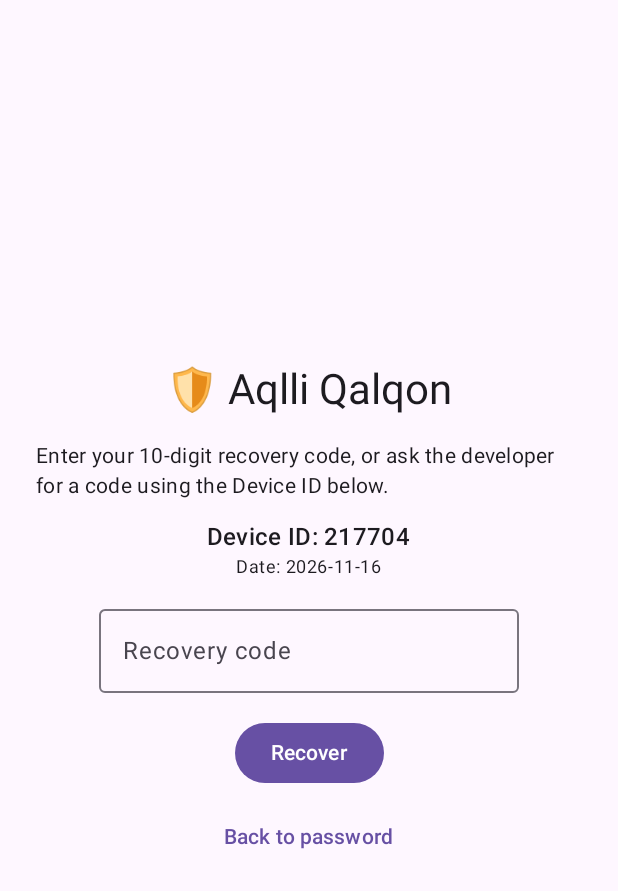
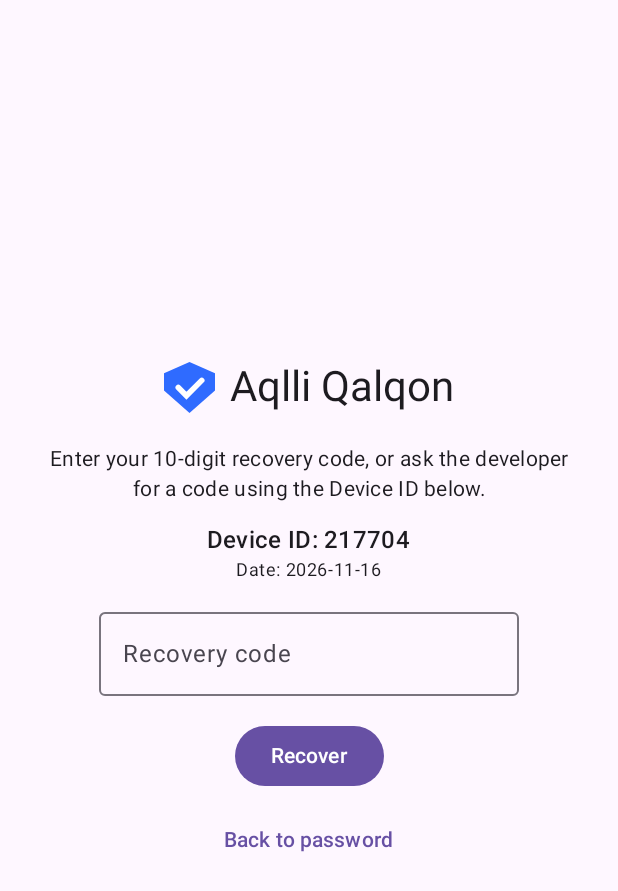
Before and after one commit to jsr1611/qalqon, an Android app built with Jetpack Compose: the screen it shows after launch (MainActivity), after a tap on "Forgot password?", on a phone screen of 412 x 824 dp. Shown: the top 891 px of the screen. Run offline under Robolectric (Android 15) with nearby library versions, the phone set to English and light mode, and no system bars; 2 other taps on this screen came first.

Commit message:
Unlock/recovery screen: blue brand shield and centered text

```diff
--- a/app/src/main/java/uz/jumanazar/qalqon/MainActivity.kt
+++ b/app/src/main/java/uz/jumanazar/qalqon/MainActivity.kt
@@ -223,9 +223,13 @@ private fun PinGate(
         verticalArrangement = Arrangement.Center,
         horizontalAlignment = Alignment.CenterHorizontally
     ) {
-        Text("🛡 " + stringResource(R.string.app_name),
-            style = MaterialTheme.typography.headlineMedium)
-        Spacer(Modifier.height(16.dp))
+        Row(verticalAlignment = Alignment.CenterVertically) {
+            BrandShield(Modifier.size(34.dp))
+            Spacer(Modifier.width(10.dp))
+            Text(stringResource(R.string.app_name),
+                style = MaterialTheme.typography.headlineMedium)
+        }
+        Spacer(Modifier.height(20.dp))
 
         if (!recoveryMode) {
             OutlinedTextField(
@@ -259,7 +263,8 @@ private fun PinGate(
             if (!pinStore.isConfigured) {
                 Spacer(Modifier.height(12.dp))
                 Text(stringResource(R.string.first_time_hint),
-                    style = MaterialTheme.typography.bodySmall)
+                    style = MaterialTheme.typography.bodySmall,
+                    textAlign = androidx.compose.ui.text.style.TextAlign.Center)
             }
         } else {
             val today = remember {
@@ -267,7 +272,8 @@ private fun PinGate(
                     .format(java.util.Date())
             }
             Text(stringResource(R.string.recovery_intro),
-                style = MaterialTheme.typography.bodyMedium)
+                style = MaterialTheme.typography.bodyMedium,
+                textAlign = androidx.compose.ui.text.style.TextAlign.Center)
             Spacer(Modifier.height(12.dp))
             Text(stringResource(R.string.device_id_line, pinStore.deviceId),
                 style = MaterialTheme.typography.titleMedium)
```
